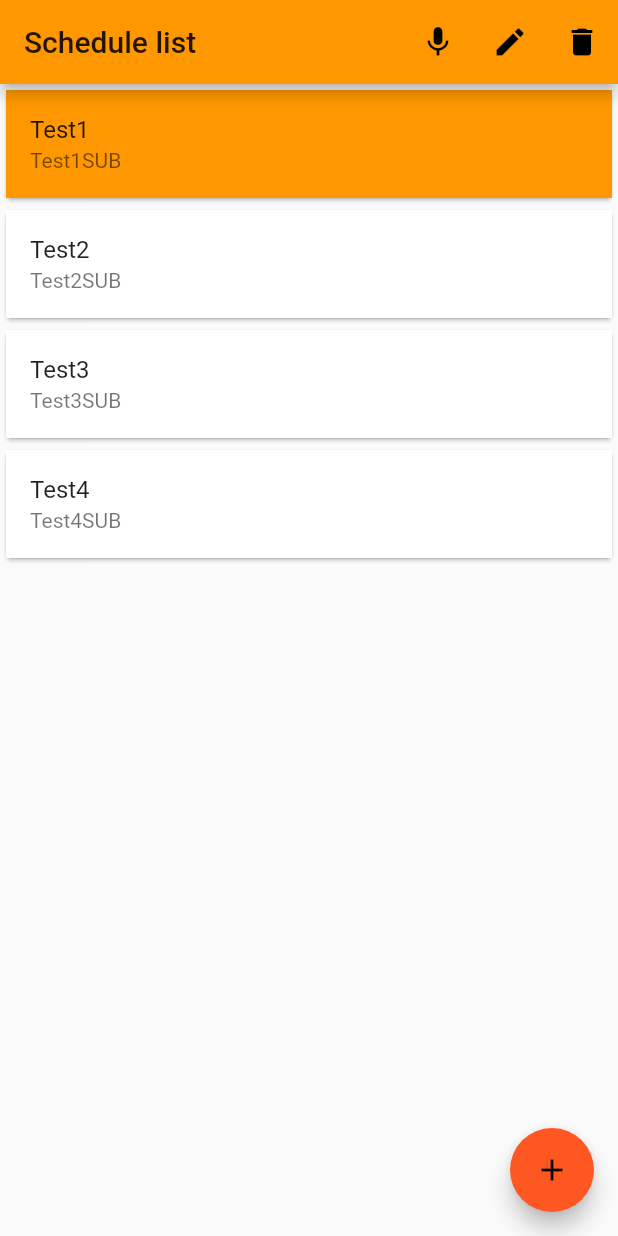
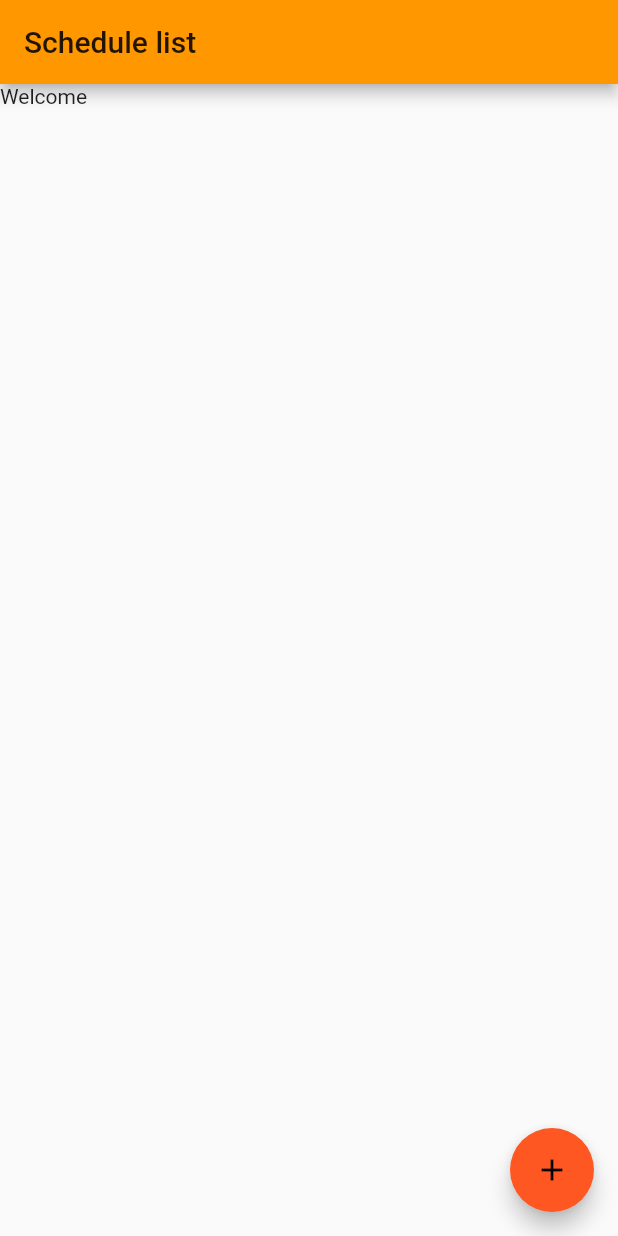
Before and after one commit to TemiAremu/V.A.A.S, a Flutter app: the screen it shows after launch, on a phone screen of 412 x 824 dp. Run offline on Flutter 3.47's test engine with Material 2 defaults, Android fonts, the phone set to English and light mode, and no system bars; missing offline and left inert: flutter_dialogflow, speech_recognition.

Commit message:
ready for everyone to pull

```diff
--- a/lib/main.dart
+++ b/lib/main.dart
@@ -1,6 +1,8 @@
 import 'package:flutter/material.dart';
 import 'chat.dart';
 import 'voice.dart';
+import 'welcome.dart';
+import 'schedules.dart';
 
 void main() => runApp(new MyApp());
 
@@ -13,151 +15,18 @@ class MyApp extends StatelessWidget {
         primarySwatch: Colors.orange,
       ),
       debugShowCheckedModeBanner: false,
-      home: MyHomePage(title: 'Flutter Demo Home Page'),
+      home: MyHomePageWelcome(title: 'Flutter Demo Home Page'),
        routes: <String, WidgetBuilder>{
         '/chat': (BuildContext context) {
           return new HomePageDialogflow();
         },
         '/voice': (BuildContext context) {
           return new VoiceHome();
+        },
+        '/schedules': (BuildContext context) {
+          return new MyHomePage();
         }
       }
     );
   }
 }
-
-class MyHomePage extends StatefulWidget {
-  MyHomePage({Key key, this.title}) : super(key: key);
-
-  final String title;
-
-
-
-  @override
-  _MyHomePageState createState() => _MyHomePageState();
-}
-
-List<String> schedulelist = [
-    "Test1", "Test2", "Test3", "Test4"
-  ];
-
-class _MyHomePageState extends State<MyHomePage> {
-  int _selectedIndex = 0;
-   bool isSelected;
-  Widget build(BuildContext context) {
-    return Scaffold(
-      appBar: AppBar
-      (
-        title: Text("Schedule list"),
-        actions: <Widget>
-        [
-          IconButton(
-            icon: Icon(Icons.mic),
-            onPressed: ()
-            {
-
-            },
-          ),
-          IconButton(
-            icon: Icon(Icons.edit),
-            onPressed: ()
-            {
-
-            }
-          ),
-          IconButton(
-            icon: Icon(Icons.delete),
-            onPressed: ()
-            {
-
-            }
-          ),
-
-        ]
-
-      ),
-      body:
-      Container(
-       child: new ListView.builder
-        (
-          itemCount: schedulelist.length,
-          itemBuilder: (BuildContext ctxt, int index)
-          {
-            return new Card
-            (
-              child: Container(
-                child: GestureDetector(
-                  child: tilebuild(schedulelist[index], schedulelist[index] + "SUB", index),
-                  onTap: () => setState((){ _selectedIndex = index; isSelected = true;})
-                )
-              )
-            );
-          }
-        ),
-
-      ),
-      floatingActionButton: FloatingActionButton(
-          onPressed:(){
-              _showDialog(context);
-            },
-          child: Icon(Icons.add),
-          backgroundColor: Colors.deepOrange,
-        ),
-    );
-  }
-
-   Widget tilebuild(String sid,String grade,int index)
-  {
-    bool isSelected = _selectedIndex == index;
-    return Container(
-      decoration: BoxDecoration(color: isSelected ? Colors.orange :Colors.white),
-      child: ListTile(
-          title: Text(sid),
-          subtitle: Text(grade),
-        )
-      );
-  }
-}
-
-Future <void> _showchat(BuildContext context) async {
-    var event1 = await Navigator.pushNamed(context, '/chat');
-  }
-
-Future <void> _showvoice(BuildContext context) async {
-    var event = await Navigator.pushNamed(context, '/voice');
-  }
-
-  Future <void> _showDialog(BuildContext context) async {
-    // flutter defined function
-    showDialog(
-      context: context,
-      builder: (BuildContext context) {
-        // return object of type Dialog
-        return AlertDialog(
-          title: new Text("Alert Dialog title"),
-          content: new Text("Alert Dialog body"),
-          actions: <Widget>[
-            // usually buttons at the bottom of the dialog
-            new FlatButton(
-              child: new Text("Chat"),
-              onPressed: () {
-                _showchat(context);
-              },
-            ),
-            new FlatButton(
-              child: new Text("Voice"),
-              onPressed: () {
-                _showvoice(context);
-              },
-            ),
-            new FlatButton(
-              child: new Text("Close"),
-              onPressed: () {
-                Navigator.of(context).pop();
-              },
-            )
-          ],
-        );
-      },
-    );
-  }
--- /dev/null
+++ b/lib/welcome.dart
@@ -0,0 +1,48 @@
+import 'package:flutter/material.dart';
+import 'chat.dart';
+import 'voice.dart';
+
+
+class MyHomePageWelcome extends StatefulWidget {
+  MyHomePageWelcome({Key key, this.title}) : super(key: key);
+
+  final String title;
+
+  @override
+  _MyHomePageStateWelcome createState() => _MyHomePageStateWelcome();
+}
+
+class _MyHomePageStateWelcome extends State<MyHomePageWelcome> {
+   bool isSelected;
+  Widget build(BuildContext context) {
+    return Scaffold(
+      appBar: AppBar
+      (
+        title: Text("Schedule list"),
+        actions: <Widget>
+        [
+
+
+        ]
+
+      ),
+      body:
+      Container(
+        child:
+        Text("Welcome"),
+
+      ),
+      floatingActionButton: FloatingActionButton(
+          onPressed:(){
+              _showmain(context);
+            },
+          child: Icon(Icons.add),
+          backgroundColor: Colors.deepOrange,
+        ),
+    );
+  }
+}
+
+Future <void> _showmain(BuildContext context) async {
+    var event1 = await Navigator.pushNamed(context, '/schedules');
+  }
```
Also changed, not shown: lib/schedules.dart (added, +141 -0 lines).
